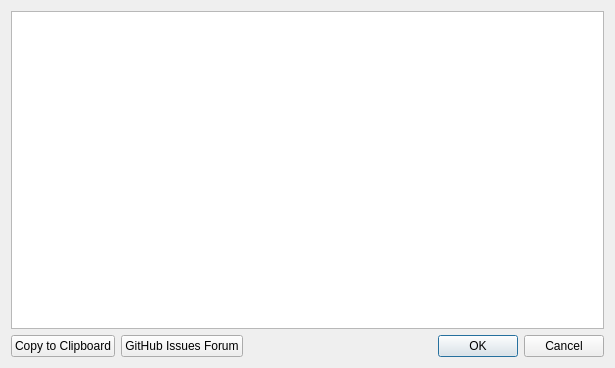
FruitfulApproach/PyQtToCpp, file ui/error_dialog.ui: the form before one commit.
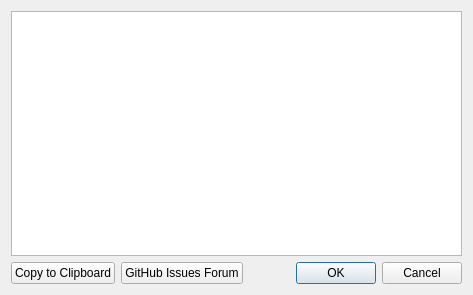
The form after the commit.

Diff of the .ui file:
```diff
--- a/ui/error_dialog.ui
+++ b/ui/error_dialog.ui
@@ -6,8 +6,8 @@
    <rect>
     <x>0</x>
     <y>0</y>
-    <width>615</width>
-    <height>368</height>
+    <width>473</width>
+    <height>295</height>
    </rect>
   </property>
   <property name="windowTitle">
```
